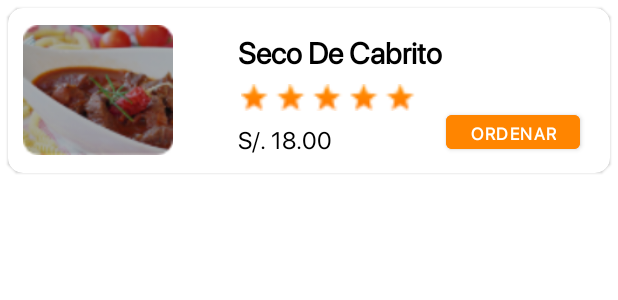
After one commit to ErickG-afk/PlatillosVoladoresApp, an Android app: the layout item_platillos_por_categoria.xml on its own in the app's theme, with its tools: preview values and no code run, on a phone screen of 412 x 824 dp. The commit adds this screen. Shown: the top 300 px of the screen. Run offline under Robolectric (Android 15) with nearby library versions, the phone set to English and light mode, and no system bars.

Commit message:
Creating list of foods by category

```diff
--- /dev/null
+++ b/app/src/main/res/layout/item_platillos_por_categoria.xml
@@ -0,0 +1,80 @@
+<?xml version="1.0" encoding="utf-8"?>
+<LinearLayout
+    xmlns:android="http://schemas.android.com/apk/res/android"
+    xmlns:app="http://schemas.android.com/apk/res-auto"
+    android:layout_width="match_parent"
+    android:layout_height="wrap_content"
+    android:orientation="vertical">
+
+    <com.google.android.material.card.MaterialCardView
+        app:cardCornerRadius="10dp"
+        android:layout_width="match_parent"
+        android:layout_height="wrap_content"
+        android:theme="@style/Theme.MaterialComponents.Light"
+        android:layout_margin="5dp"
+        android:elevation="5dp">
+
+        <ImageView
+            android:id="@+id/imgPlatilloC"
+            android:layout_width="100dp"
+            android:layout_height="100dp"
+            android:layout_gravity="center_vertical"
+            android:layout_marginLeft="10dp"
+            android:src="@drawable/food_img3" />
+
+        <RelativeLayout
+            android:layout_width="270dp"
+            android:layout_height="110dp"
+            android:layout_gravity="end"
+            android:padding="10dp">
+
+            <TextView
+                android:id="@+id/namePlatilloC"
+                android:layout_width="wrap_content"
+                android:layout_height="wrap_content"
+                android:layout_marginLeft="12dp"
+                android:layout_marginTop="5dp"
+                android:fontFamily="@font/san_francisco"
+                android:text="Seco De Cabrito"
+                android:textColor="#000"
+                android:textSize="20dp"
+                android:textStyle="bold" />
+
+            <ImageView
+                android:id="@+id/iv1"
+                android:layout_width="120dp"
+                android:layout_height="18dp"
+                android:layout_below="@id/namePlatilloC"
+                android:layout_marginTop="8dp"
+                android:layout_marginLeft="12dp"
+                android:src="@drawable/rating_orange_small" />
+
+            <TextView
+                android:id="@+id/txtPricePlatilloC"
+                android:layout_width="wrap_content"
+                android:layout_height="wrap_content"
+                android:layout_below="@id/iv1"
+                android:layout_marginLeft="12dp"
+                android:layout_marginTop="8dp"
+                android:fontFamily="@font/san_francisco"
+                android:text="S/. 18.00"
+                android:textColor="#000"
+                android:textSize="16dp" />
+
+            <Button
+                android:id="@+id/btnOrdenarPC"
+                android:layout_width="wrap_content"
+                android:layout_height="35dp"
+                android:layout_alignParentRight="true"
+                android:layout_marginTop="55dp"
+                android:layout_marginRight="10dp"
+                android:backgroundTint="#FF8500"
+                android:fontFamily="@font/san_francisco"
+                android:text="Ordenar"
+                android:textColor="#fff"
+                android:textSize="11dp"
+                android:textStyle="bold" />
+
+        </RelativeLayout>
+    </com.google.android.material.card.MaterialCardView>
+</LinearLayout>
```
Also changed, not shown: app/src/main/AndroidManifest.xml (+14 -8 lines), app/src/main/java/com/example/platillosvoladoresapp/activity/ListarPlatosPorCategoriaActivity.java (added, +63 -0 lines), app/src/main/java/com/example/platillosvoladoresapp/adapter/CategoriaAdapter.java (+10 -3 lines), app/src/main/java/com/example/platillosvoladoresapp/adapter/PlatosPorCategoriaAdapter.java (added, +88 -0 lines), app/src/main/res/layout/activity_listar_platos_por_categoria.xml (added, +68 -0 lines), app/src/main/res/drawable/food_img3.png (added).
